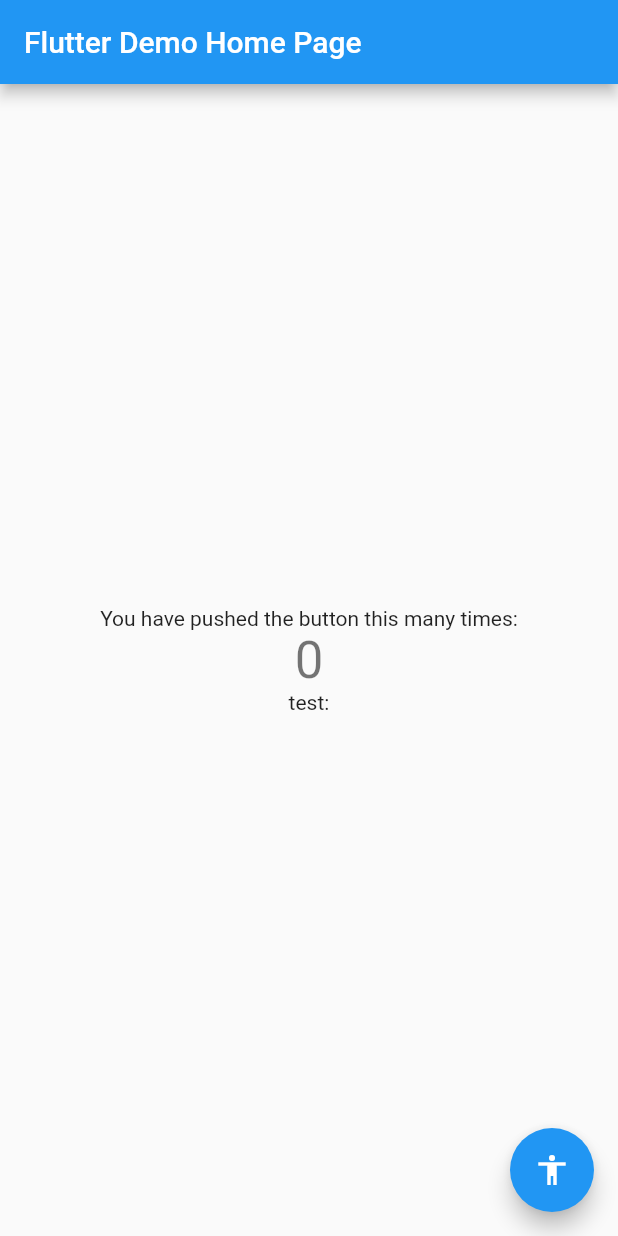
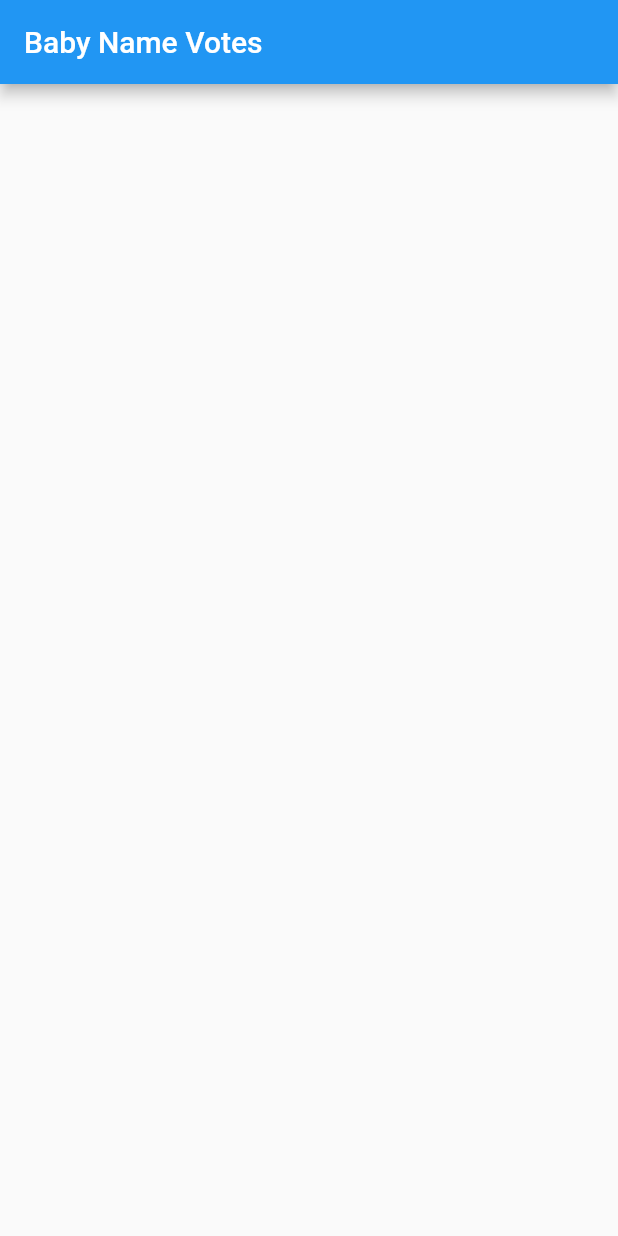
Before and after one commit to szpejarka/flutter-myapp, a Flutter app: the screen it shows after launch, on a phone screen of 412 x 824 dp. Run offline on Flutter 3.47's test engine with Material 2 defaults, Android fonts, the phone set to English and light mode, and no system bars; our stand-ins replace cloud_firestore; accounts and stored records are empty.

```diff
--- a/lib/main.dart
+++ b/lib/main.dart
@@ -1,113 +1,122 @@
+import 'package:cloud_firestore/cloud_firestore.dart';
 import 'package:flutter/material.dart';
 
-void main() => runApp(new MyApp());
+void main() => runApp(MyApp());
+
+final dummySnapshot = [
+ {"name": "Filip", "votes": 15},
+ {"name": "Abraham", "votes": 14},
+ {"name": "Richard", "votes": 11},
+ {"name": "Ike", "votes": 10},
+ {"name": "Justin", "votes": 1},
+];
 
 class MyApp extends StatelessWidget {
-  // This widget is the root of your application.
  @override
  Widget build(BuildContext context) {
-    return new MaterialApp(
-      title: 'Flutter Demo',
-      theme: new ThemeData(
-        // This is the theme of your application.
-        //
-        // Try running your application with "flutter run". You'll see the
-        // application has a blue toolbar. Then, without quitting the app, try
-        // changing the primarySwatch below to Colors.green and then invoke
-        // "hot reload" (press "r" in the console where you ran "flutter run",
-        // or press Run > Flutter Hot Reload in IntelliJ). Notice that the
-        // counter didn't reset back to zero; the application is not restarted.
-        primarySwatch: Colors.blue,
-      ),
-      home: new MyHomePage(title: 'Flutter Demo Home Page'),
+   return MaterialApp(
+     title: 'Baby Names',
+     home: MyHomePage(),
    );
  }
 }
 
 class MyHomePage extends StatefulWidget {
-  MyHomePage({Key key, this.title}) : super(key: key);
-
-  // This widget is the home page of your application. It is stateful, meaning
-  // that it has a State object (defined below) that contains fields that affect
-  // how it looks.
-
-  // This class is the configuration for the state. It holds the values (in this
-  // case the title) provided by the parent (in this case the App widget) and
-  // used by the build method of the State. Fields in a Widget subclass are
-  // always marked "final".
-
-  final String title;
-
  @override
-  _MyHomePageState createState() => new _MyHomePageState();
+ _MyHomePageState createState() {
+   return _MyHomePageState();
+ }
 }
 
 class _MyHomePageState extends State<MyHomePage> {
-  int _counter = 0;
-
-  void _incrementCounter() {
-    setState(() {
-      // This call to setState tells the Flutter framework that something has
-      // changed in this State, which causes it to rerun the build method below
-      // so that the display can reflect the updated values. If we changed
-      // _counter without calling setState(), then the build method would not be
-      // called again, and so nothing would appear to happen.
-      _counter++;
-    });
+ @override
+ Widget build(BuildContext context) {
+   return Scaffold(
+     appBar: AppBar(title: Text('Baby Name Votes')),
+     body: _buildBody(context),
+   );
  }
 
-  @override
-  Widget build(BuildContext context) {
-    // This method is rerun every time setState is called, for instance as done
-    // by the _incrementCounter method above.
-    //
-    // The Flutter framework has been optimized to make rerunning build methods
-    // fast, so that you can just rebuild anything that needs updating rather
-    // than having to individually change instances of widgets.
-    return new Scaffold(
-      appBar: new AppBar(
-        // Here we take the value from the MyHomePage object that was created by
-        // the App.build method, and use it to set our appbar title.
-        title: new Text(widget.title),
+Widget _buildBody(BuildContext context) {
+ return StreamBuilder<QuerySnapshot>(
+   stream: Firestore.instance.collection('rocks').snapshots(),
+   builder: (context, snapshot) {
+     if (!snapshot.hasData) return LinearProgressIndicator();
+
+     return _buildList(context, snapshot.data.documents);
+   },
+ );
+}
+
+ Widget _buildList(BuildContext context,  List<DocumentSnapshot> snapshot) {
+   return ListView(
+     //padding: const EdgeInflutters.only(top: 20.0),
+     children: snapshot.map((data) => _buildListItem(context, data)).toList(),
+   );
+ }
+
+Widget _buildListItem(BuildContext context, DocumentSnapshot data) {
+ final record = Record.fromSnapshot(data);
+
+   return Padding(
+     key: ValueKey(record.name),
+     padding: const EdgeInsets.symmetric(horizontal: 16.0, vertical: 8.0),
+     child: Container(
+       decoration: BoxDecoration(
+         border: Border.all(color: Colors.grey),
+         borderRadius: BorderRadius.circular(5.0),
        ),
-      body: new Center(
-        // Center is a layout widget. It takes a single child and positions it
-        // in the middle of the parent.
-        child: new Column(
-          // Column is also layout widget. It takes a list of children and
-          // arranges them vertically. By default, it sizes itself to fit its
-          // children horizontally, and tries to be as tall as its parent.
-          //
-          // Invoke "debug paint" (press "p" in the console where you ran
-          // "flutter run", or select "Toggle Debug Paint" from the Flutter tool
-          // window in IntelliJ) to see the wireframe for each widget.
-          //
-          // Column has various properties to control how it sizes itself and
-          // how it positions its children. Here we use mainAxisAlignment to
-          // center the children vertically; the main axis here is the vertical
-          // axis because Columns are vertical (the cross axis would be
-          // horizontal).
-          mainAxisAlignment: MainAxisAlignment.center,
-          children: <Widget>[
-            new Text(
-              'You have pushed the button this many times:',
-            ),
-            new Text(
-              '$_counter',
-              style: Theme.of(context).textTheme.display1,
-            ),
-            new Text(
-              'test:',
-            ),
-          ],
+       child: ListTile(
+         title: Text(record.name),
+         trailing: Text(record.address.toString()),
+         onTap: () {
+          Navigator.push(
+            context,
+            MaterialPageRoute(builder: (context) => EditRecord(record: record)),
+          );
+         }
        ),
      ),
-      floatingActionButton: new FloatingActionButton(
-        onPressed: _incrementCounter,
-        tooltip: 'Increment',
-        child: new Icon(Icons.accessibility),
-      ), // This trailing comma makes auto-formatting nicer for build methods.
-
    );
  }
 }
+
+class Record {
+ final String name;
+ final String address;
+ final DocumentReference reference;
+
+ Record.fromMap(Map<String, dynamic> map, {this.reference})
+     : assert(map['nazwa'] != null),
+       assert(map['adres'] != null),
+       name = map['nazwa'],
+       address = map['adres'];
+
+ Record.fromSnapshot(DocumentSnapshot snapshot)
+     : this.fromMap(snapshot.data, reference: snapshot.reference);
+
+ @override
+ String toString() => "Record<$name:$address>";
+}
+
+class EditRecord extends StatelessWidget {
+  final Record record;
+
+   EditRecord({Key key, @required this.record}) : super(key: key);
+  @override
+  Widget build(BuildContext context) {
+    return Scaffold(
+      appBar: AppBar(
+        title: Text("Second Screen"),
+      ),
+      body: Center(
+        child: RaisedButton(
+          onPressed: () {
+            Navigator.pop(context);
+          },
+          child: Text(record.name),
+        ),
+      ),
+    );
+  }
+}
--- a/pubspec.yaml
+++ b/pubspec.yaml
@@ -15,7 +15,7 @@ environment:
 dependencies:
   flutter:
     sdk: flutter
-
+  cloud_firestore: ^0.8.2
   # The following adds the Cupertino Icons font to your application.
   # Use with the CupertinoIcons class for iOS style icons.
   cupertino_icons: ^0.1.2
```
Also changed, not shown: pubspec.lock, 3 other files. Lines whose indentation alone changed are shown as unchanged.
